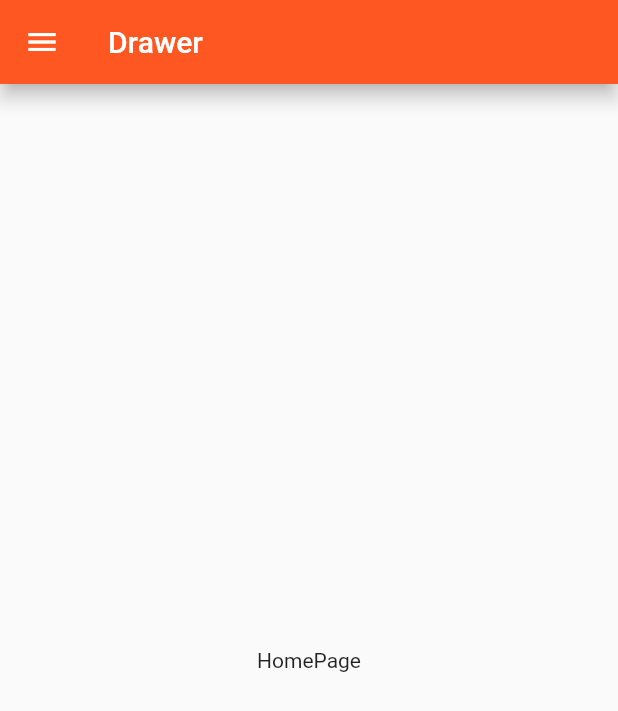
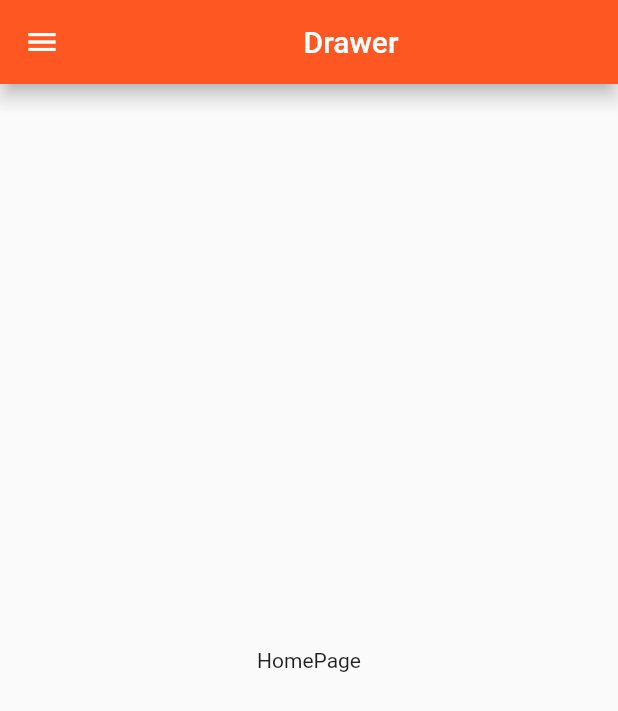
Before and after one commit to ajayvelhal/Drawer, a Flutter app: the screen it shows after launch, on a phone screen of 412 x 824 dp. Shown: the top 711 px of the screen. Run offline on Flutter 3.47's test engine with Material 2 defaults, Android fonts, the phone set to English and light mode, and no system bars.

Commit message:
Second Commit

```diff
--- a/lib/main.dart
+++ b/lib/main.dart
@@ -30,7 +30,7 @@ class HomePage extends StatelessWidget {
     // TODO: implement build
     return Scaffold(
       appBar: AppBar(
-        title: Text("Drawer"),
+        title: Center(child: Text("Drawer")),
         elevation: defaultTargetPlatform == TargetPlatform.android ? 5.0 : 0.0,
       ),
       drawer: new Drawer(
@@ -50,24 +50,21 @@ class HomePage extends StatelessWidget {
               onTap: () {
                 Navigator.of(context).pop();
                 Navigator.of(context).pushNamed("/a");
-            }
-            ),
+              }),
           new ListTile(
               title: Text("Page Two"),
               trailing: new Icon(Icons.arrow_forward),
               onTap: () {
                 Navigator.of(context).pop();
                 Navigator.of(context).pushNamed("/b");
-              }
-          ),
+              }),
           new ListTile(
               title: Text("Page Three"),
               trailing: new Icon(Icons.arrow_forward),
               onTap: () {
                 Navigator.of(context).pop();
                 Navigator.of(context).pushNamed("/c");
-              }
-          ),
+              }),
           new Divider(),
           new ListTile(
             title: Text("Close"),
```
Lines whose indentation alone changed are shown as unchanged.
